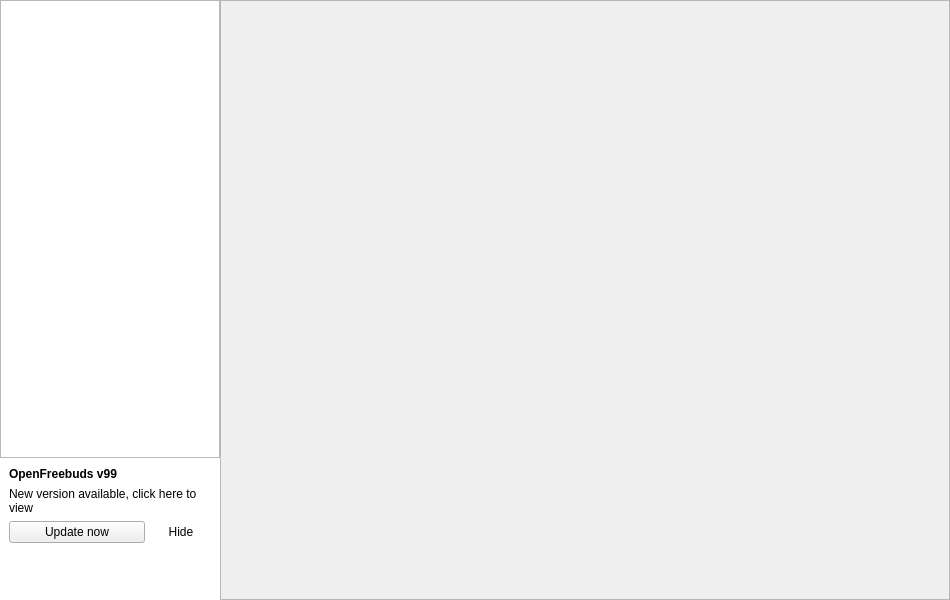
Before: the Qt Designer form openfreebuds_qt/designer/main_window.ui in melianmiko/OpenFreebuds, drawn with Qt 5.
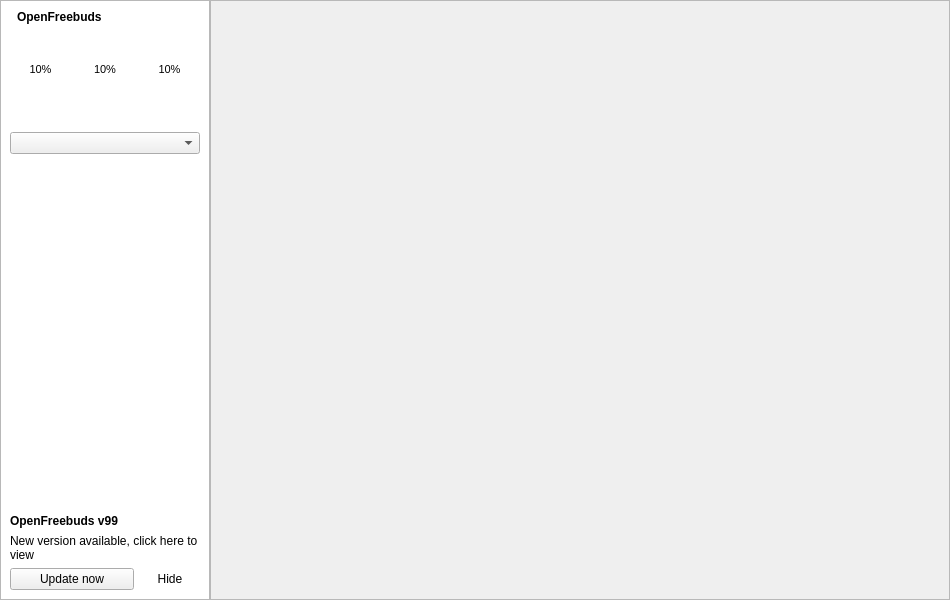
After: the same form once the commit is applied.

The edit to the form file:
```diff
--- a/openfreebuds_qt/designer/main_window.ui
+++ b/openfreebuds_qt/designer/main_window.ui
@@ -26,7 +26,7 @@
    <string notr="true">OpenFreebuds</string>
   </property>
   <property name="styleSheet">
-   <string notr="true">#side_panel, #tabs_list_content {
+   <string notr="true">#side_panel, #side_panel_content, #tabs_list_content {
 	background: palette(base);
 	border: none;
 }</string>
@@ -49,202 +49,793 @@
      <number>0</number>
     </property>
     <item>
-     <widget class="QWidget" name="side_panel" native="true">
+     <widget class="QScrollArea" name="scrollArea">
+      <property name="sizePolicy">
+       <sizepolicy hsizetype="Fixed" vsizetype="Expanding">
+        <horstretch>0</horstretch>
+        <verstretch>0</verstretch>
+       </sizepolicy>
+      </property>
       <property name="minimumSize">
        <size>
-        <width>220</width>
+        <width>210</width>
         <height>0</height>
        </size>
       </property>
       <property name="maximumSize">
        <size>
-        <width>220</width>
+        <width>210</width>
         <height>16777215</height>
        </size>
       </property>
-      <layout class="QVBoxLayout" name="verticalLayout">
-       <property name="spacing">
-        <number>0</number>
+      <property name="widgetResizable">
+       <bool>true</bool>
+      </property>
+      <widget class="QWidget" name="side_panel_content">
+       <property name="geometry">
+        <rect>
+         <x>0</x>
+         <y>0</y>
+         <width>208</width>
+         <height>598</height>
+        </rect>
        </property>
-       <property name="leftMargin">
-        <number>0</number>
+       <property name="sizePolicy">
+        <sizepolicy hsizetype="Expanding" vsizetype="Expanding">
+         <horstretch>0</horstretch>
+         <verstretch>0</verstretch>
+        </sizepolicy>
        </property>
-       <property name="topMargin">
-        <number>0</number>
+       <property name="minimumSize">
+        <size>
+         <width>0</width>
+         <height>0</height>
+        </size>
        </property>
-       <property name="rightMargin">
-        <number>0</number>
+       <property name="maximumSize">
+        <size>
+         <width>16777215</width>
+         <height>16777215</height>
+        </size>
        </property>
-       <property name="bottomMargin">
-        <number>0</number>
-       </property>
-       <item>
-        <widget class="QScrollArea" name="tabs_list">
-         <property name="minimumSize">
-          <size>
-           <width>0</width>
-           <height>0</height>
-          </size>
-         </property>
-         <property name="maximumSize">
-          <size>
-           <width>16777215</width>
-           <height>16777215</height>
-          </size>
-         </property>
-         <property name="autoFillBackground">
-          <bool>false</bool>
-         </property>
-         <property name="widgetResizable">
-          <bool>true</bool>
-         </property>
-         <widget class="QWidget" name="tabs_list_content">
-          <property name="geometry">
-           <rect>
-            <x>0</x>
-            <y>0</y>
-            <width>218</width>
-            <height>444</height>
-           </rect>
+       <layout class="QVBoxLayout" name="verticalLayout_2">
+        <property name="spacing">
+         <number>0</number>
+        </property>
+        <property name="leftMargin">
+         <number>0</number>
+        </property>
+        <property name="topMargin">
+         <number>0</number>
+        </property>
+        <property name="rightMargin">
+         <number>0</number>
+        </property>
+        <property name="bottomMargin">
+         <number>0</number>
+        </property>
+        <item>
+         <widget class="QWidget" name="widget" native="true">
+          <property name="sizePolicy">
+           <sizepolicy hsizetype="Preferred" vsizetype="Fixed">
+            <horstretch>0</horstretch>
+            <verstretch>0</verstretch>
+           </sizepolicy>
           </property>
-          <property name="autoFillBackground">
-           <bool>false</bool>
+          <property name="minimumSize">
+           <size>
+            <width>0</width>
+            <height>24</height>
+           </size>
           </property>
+          <layout class="QHBoxLayout" name="horizontalLayout_8">
+           <property name="leftMargin">
+            <number>16</number>
+           </property>
+           <property name="topMargin">
+            <number>4</number>
+           </property>
+           <property name="rightMargin">
+            <number>4</number>
+           </property>
+           <property name="bottomMargin">
+            <number>4</number>
+           </property>
+           <item>
+            <widget class="QLabel" name="device_name_view">
+             <property name="minimumSize">
+              <size>
+               <width>0</width>
+               <height>24</height>
+              </size>
+             </property>
+             <property name="maximumSize">
+              <size>
+               <width>16777215</width>
+               <height>24</height>
+              </size>
+             </property>
+             <property name="font">
+              <font>
+               <bold>true</bold>
+              </font>
+             </property>
+             <property name="text">
+              <string notr="true">OpenFreebuds</string>
+             </property>
+             <property name="alignment">
+              <set>Qt::AlignLeading|Qt::AlignLeft|Qt::AlignVCenter</set>
+             </property>
+            </widget>
+           </item>
+           <item>
+            <widget class="QPushButton" name="extra_options_button">
+             <property name="sizePolicy">
+              <sizepolicy hsizetype="Fixed" vsizetype="Fixed">
+               <horstretch>0</horstretch>
+               <verstretch>0</verstretch>
+              </sizepolicy>
+             </property>
+             <property name="minimumSize">
+              <size>
+               <width>24</width>
+               <height>24</height>
+              </size>
+             </property>
+             <property name="maximumSize">
+              <size>
+               <width>24</width>
+               <height>24</height>
+              </size>
+             </property>
+             <property name="styleSheet">
+              <string notr="true"> QPushButton::menu-indicator{width:0px;}</string>
+             </property>
+             <property name="text">
+              <string/>
+             </property>
+             <property name="iconSize">
+              <size>
+               <width>24</width>
+               <height>24</height>
+              </size>
+             </property>
+             <property name="flat">
+              <bool>true</bool>
+             </property>
+            </widget>
+           </item>
+          </layout>
          </widget>
-        </widget>
-       </item>
-       <item>
-        <widget class="QWidget" name="updater_root" native="true">
-         <property name="styleSheet">
-          <string notr="true"/>
-         </property>
-         <layout class="QGridLayout" name="gridLayout">
-          <item row="2" column="0" colspan="2">
-           <widget class="QLabel" name="updater_text">
-            <property name="text">
-             <string>New version available, click here to view</string>
-            </property>
-            <property name="wordWrap">
-             <bool>true</bool>
-            </property>
-           </widget>
-          </item>
-          <item row="1" column="0" colspan="2">
-           <widget class="QLabel" name="updater_header">
-            <property name="font">
-             <font>
-              <bold>true</bold>
-             </font>
-            </property>
-            <property name="text">
-             <string notr="true">OpenFreebuds v99</string>
-            </property>
-           </widget>
-          </item>
-          <item row="3" column="1">
-           <widget class="QPushButton" name="updater_hide">
-            <property name="sizePolicy">
-             <sizepolicy hsizetype="Fixed" vsizetype="Fixed">
-              <horstretch>0</horstretch>
-              <verstretch>0</verstretch>
-             </sizepolicy>
-            </property>
-            <property name="maximumSize">
-             <size>
-              <width>60</width>
-              <height>16777215</height>
-             </size>
-            </property>
-            <property name="text">
-             <string>Hide</string>
-            </property>
-            <property name="flat">
-             <bool>true</bool>
-            </property>
-           </widget>
-          </item>
-          <item row="3" column="0">
-           <widget class="QPushButton" name="update_button">
-            <property name="text">
-             <string>Update now</string>
-            </property>
-           </widget>
-          </item>
-         </layout>
-        </widget>
-       </item>
-       <item>
-        <widget class="QWidget" name="widget" native="true">
-         <property name="minimumSize">
-          <size>
-           <width>0</width>
-           <height>0</height>
-          </size>
-         </property>
-         <layout class="QHBoxLayout" name="horizontalLayout_2">
-          <property name="spacing">
-           <number>0</number>
+        </item>
+        <item>
+         <widget class="QWidget" name="control_root" native="true">
+          <property name="sizePolicy">
+           <sizepolicy hsizetype="Preferred" vsizetype="Fixed">
+            <horstretch>0</horstretch>
+            <verstretch>0</verstretch>
+           </sizepolicy>
           </property>
-          <property name="leftMargin">
-           <number>8</number>
+          <property name="minimumSize">
+           <size>
+            <width>0</width>
+            <height>0</height>
+           </size>
           </property>
-          <property name="topMargin">
-           <number>8</number>
+          <layout class="QVBoxLayout" name="verticalLayout">
+           <property name="spacing">
+            <number>0</number>
+           </property>
+           <property name="leftMargin">
+            <number>9</number>
+           </property>
+           <property name="topMargin">
+            <number>0</number>
+           </property>
+           <property name="rightMargin">
+            <number>9</number>
+           </property>
+           <property name="bottomMargin">
+            <number>9</number>
+           </property>
+           <item>
+            <widget class="QWidget" name="widget_2" native="true">
+             <layout class="QHBoxLayout" name="horizontalLayout_3">
+              <property name="spacing">
+               <number>4</number>
+              </property>
+              <property name="leftMargin">
+               <number>0</number>
+              </property>
+              <property name="topMargin">
+               <number>8</number>
+              </property>
+              <property name="rightMargin">
+               <number>0</number>
+              </property>
+              <property name="bottomMargin">
+               <number>8</number>
+              </property>
+              <item>
+               <widget class="QWidget" name="batt_l_root" native="true">
+                <property name="sizePolicy">
+                 <sizepolicy hsizetype="Preferred" vsizetype="Preferred">
+                  <horstretch>0</horstretch>
+                  <verstretch>0</verstretch>
+                 </sizepolicy>
+                </property>
+                <property name="minimumSize">
+                 <size>
+                  <width>0</width>
+                  <height>0</height>
+                 </size>
+                </property>
+                <property name="maximumSize">
+                 <size>
+                  <width>16777215</width>
+                  <height>16777215</height>
+                 </size>
+                </property>
+                <layout class="QVBoxLayout" name="verticalLayout_4">
+                 <property name="spacing">
+                  <number>6</number>
+                 </property>
+                 <property name="leftMargin">
+                  <number>0</number>
+                 </property>
+                 <property name="topMargin">
+                  <number>0</number>
+                 </property>
+                 <property name="rightMargin">
+                  <number>0</number>
+                 </property>
+                 <property name="bottomMargin">
+                  <number>0</number>
+                 </property>
+                 <item>
+                  <widget class="QWidget" name="widget_3" native="true">
+                   <layout class="QHBoxLayout" name="horizontalLayout_2">
+                    <property name="spacing">
+                     <number>0</number>
+                    </property>
+                    <property name="leftMargin">
+                     <number>0</number>
+                    </property>
+                    <property name="topMargin">
+                     <number>0</number>
+                    </property>
+                    <property name="rightMargin">
+                     <number>0</number>
+                    </property>
+                    <property name="bottomMargin">
+                     <number>0</number>
+                    </property>
+                    <item>
+                     <widget class="QLabel" name="batt_l_icon">
+                      <property name="sizePolicy">
+                       <sizepolicy hsizetype="Fixed" vsizetype="Minimum">
+                        <horstretch>0</horstretch>
+                        <verstretch>0</verstretch>
+                       </sizepolicy>
+                      </property>
+                      <property name="minimumSize">
+                       <size>
+                        <width>16</width>
+                        <height>16</height>
+                       </size>
+                      </property>
+                      <property name="maximumSize">
+                       <size>
+                        <width>16</width>
+                        <height>16</height>
+                       </size>
+                      </property>
+                      <property name="text">
+                       <string/>
+                      </property>
+                      <property name="alignment">
+                       <set>Qt::AlignCenter</set>
+                      </property>
+                     </widget>
+                    </item>
+                   </layout>
+                  </widget>
+                 </item>
+                 <item>
+                  <widget class="QLabel" name="batt_l_text">
+                   <property name="sizePolicy">
+                    <sizepolicy hsizetype="Expanding" vsizetype="Fixed">
+                     <horstretch>0</horstretch>
+                     <verstretch>0</verstretch>
+                    </sizepolicy>
+                   </property>
+                   <property name="minimumSize">
+                    <size>
+                     <width>32</width>
+                     <height>0</height>
+                    </size>
+                   </property>
+                   <property name="maximumSize">
+                    <size>
+                     <width>16777215</width>
+                     <height>16777215</height>
+                    </size>
+                   </property>
+                   <property name="font">
+                    <font>
+                     <pointsize>8</pointsize>
+                    </font>
+                   </property>
+                   <property name="toolTip">
+                    <string>Left headphone</string>
+                   </property>
+                   <property name="text">
+                    <string notr="true">10%</string>
+                   </property>
+                   <property name="alignment">
+                    <set>Qt::AlignCenter</set>
+                   </property>
+                  </widget>
+                 </item>
+                </layout>
+               </widget>
+              </item>
+              <item>
+               <widget class="QWidget" name="batt_r_root" native="true">
+                <property name="sizePolicy">
+                 <sizepolicy hsizetype="Preferred" vsizetype="Preferred">
+                  <horstretch>0</horstretch>
+                  <verstretch>0</verstretch>
+                 </sizepolicy>
+                </property>
+                <property name="minimumSize">
+                 <size>
+                  <width>0</width>
+                  <height>0</height>
+                 </size>
+                </property>
+                <property name="maximumSize">
+                 <size>
+                  <width>16777215</width>
+                  <height>16777215</height>
+                 </size>
+                </property>
+                <layout class="QVBoxLayout" name="verticalLayout_5">
+                 <property name="spacing">
+                  <number>6</number>
+                 </property>
+                 <property name="leftMargin">
+                  <number>0</number>
+                 </property>
+                 <property name="topMargin">
+                  <number>0</number>
+                 </property>
+                 <property name="rightMargin">
+                  <number>0</number>
+                 </property>
+                 <property name="bottomMargin">
+                  <number>0</number>
+                 </property>
+                 <item>
+                  <widget class="QWidget" name="widget_4" native="true">
+                   <layout class="QHBoxLayout" name="horizontalLayout_5">
+                    <property name="spacing">
+                     <number>0</number>
+                    </property>
+                    <property name="leftMargin">
+                     <number>0</number>
+                    </property>
+                    <property name="topMargin">
+                     <number>0</number>
+                    </property>
+                    <property name="rightMargin">
+                     <number>0</number>
+                    </property>
+                    <property name="bottomMargin">
+                     <number>0</number>
+                    </property>
+                    <item>
+                     <widget class="QLabel" name="batt_r_icon">
+                      <property name="sizePolicy">
+                       <sizepolicy hsizetype="Fixed" vsizetype="Minimum">
+                        <horstretch>0</horstretch>
+                        <verstretch>0</verstretch>
+                       </sizepolicy>
+                      </property>
+                      <property name="minimumSize">
+                       <size>
+                        <width>16</width>
+                        <height>16</height>
+                       </size>
+                      </property>
+                      <property name="maximumSize">
+                       <size>
+                        <width>16</width>
+                        <height>16777215</height>
+                       </size>
+                      </property>
+                      <property name="text">
+                       <string/>
+                      </property>
+                      <property name="alignment">
+                       <set>Qt::AlignCenter</set>
+                      </property>
+                     </widget>
+                    </item>
+                   </layout>
+                  </widget>
+                 </item>
+                 <item>
+                  <widget class="QLabel" name="batt_r_text">
+                   <property name="sizePolicy">
+                    <sizepolicy hsizetype="Expanding" vsizetype="Fixed">
+                     <horstretch>0</horstretch>
+                     <verstretch>0</verstretch>
+                    </sizepolicy>
+                   </property>
+                   <property name="minimumSize">
+                    <size>
+                     <width>32</width>
+                     <height>0</height>
+                    </size>
+                   </property>
+                   <property name="maximumSize">
+                    <size>
+                     <width>16777215</width>
+                     <height>16777215</height>
+                    </size>
+                   </property>
+                   <property name="font">
+                    <font>
+                     <pointsize>8</pointsize>
+                    </font>
+                   </property>
+                   <property name="toolTip">
+                    <string>Right headphone</string>
+                   </property>
+                   <property name="text">
+                    <string notr="true">10%</string>
+                   </property>
+                   <property name="alignment">
+                    <set>Qt::AlignCenter</set>
+                   </property>
+                  </widget>
+                 </item>
+                </layout>
+               </widget>
+              </item>
+              <item>
+               <widget class="QWidget" name="batt_c_root" native="true">
+                <property name="sizePolicy">
+                 <sizepolicy hsizetype="Preferred" vsizetype="Preferred">
+                  <horstretch>0</horstretch>
+                  <verstretch>0</verstretch>
+                 </sizepolicy>
+                </property>
+                <property name="minimumSize">
+                 <size>
+                  <width>0</width>
+                  <height>0</height>
+                 </size>
+                </property>
+                <property name="maximumSize">
+                 <size>
+                  <width>16777215</width>
+                  <height>16777215</height>
+                 </size>
+                </property>
+                <layout class="QVBoxLayout" name="verticalLayout_3">
+                 <property name="spacing">
+                  <number>6</number>
+                 </property>
+                 <property name="leftMargin">
+                  <number>0</number>
+                 </property>
+                 <property name="topMargin">
+                  <number>0</number>
+                 </property>
+                 <property name="rightMargin">
+                  <number>0</number>
+                 </property>
+                 <property name="bottomMargin">
+                  <number>0</number>
+                 </property>
+                 <item>
+                  <widget class="QWidget" name="widget_5" native="true">
+                   <layout class="QHBoxLayout" name="horizontalLayout_6">
+                    <property name="spacing">
+                     <number>0</number>
+                    </property>
+                    <property name="leftMargin">
+                     <number>0</number>
+                    </property>
+                    <property name="topMargin">
+                     <number>0</number>
+                    </property>
+                    <property name="rightMargin">
+                     <number>0</number>
+                    </property>
+                    <property name="bottomMargin">
+                     <number>0</number>
+                    </property>
+                    <item>
+                     <widget class="QLabel" name="batt_c_icon">
+                      <property name="sizePolicy">
+                       <sizepolicy hsizetype="Fixed" vsizetype="Minimum">
+                        <horstretch>0</horstretch>
+                        <verstretch>0</verstretch>
+                       </sizepolicy>
+                      </property>
+                      <property name="minimumSize">
+                       <size>
+                        <width>16</width>
+                        <height>16</height>
+                       </size>
+                      </property>
+                      <property name="maximumSize">
+                       <size>
+                        <width>16</width>
+                        <height>16</height>
+                       </size>
+                      </property>
+                      <property name="text">
+                       <string/>
+                      </property>
+                      <property name="alignment">
+                       <set>Qt::AlignCenter</set>
+                      </property>
+                     </widget>
+                    </item>
+                   </layout>
+                  </widget>
+                 </item>
+                 <item>
+                  <widget class="QLabel" name="batt_c_text">
+                   <property name="sizePolicy">
+                    <sizepolicy hsizetype="Expanding" vsizetype="Fixed">
+                     <horstretch>0</horstretch>
+                     <verstretch>0</verstretch>
+                    </sizepolicy>
+                   </property>
+                   <property name="minimumSize">
+                    <size>
+                     <width>32</width>
+                     <height>0</height>
+                    </size>
+                   </property>
+                   <property name="maximumSize">
+                    <size>
+                     <width>16777215</width>
+                     <height>16777215</height>
+                    </size>
+                   </property>
+                   <property name="font">
+                    <font>
+                     <pointsize>8</pointsize>
+                    </font>
+                   </property>
+                   <property name="toolTip">
+                    <string>Battery level</string>
+                   </property>
+                   <property name="text">
+                    <string notr="true">10%</string>
+                   </property>
+                   <property name="alignment">
+                    <set>Qt::AlignCenter</set>
+                   </property>
+                  </widget>
+                 </item>
+                </layout>
+               </widget>
+              </item>
+             </layout>
+            </widget>
+           </item>
+           <item>
+            <widget class="QWidget" name="anc_root" native="true">
+             <property name="minimumSize">
+              <size>
+               <width>0</width>
+               <height>48</height>
+              </size>
+             </property>
+             <layout class="QHBoxLayout" name="horizontalLayout_4">
+              <property name="spacing">
+               <number>0</number>
+              </property>
+              <property name="leftMargin">
+               <number>0</number>
+              </property>
+              <property name="topMargin">
+               <number>0</number>
+              </property>
+              <property name="rightMargin">
+               <number>0</number>
+              </property>
+              <property name="bottomMargin">
+               <number>0</number>
+              </property>
+              <item>
+               <widget class="QPushButton" name="anc_on">
+                <property name="sizePolicy">
+                 <sizepolicy hsizetype="Minimum" vsizetype="Expanding">
+                  <horstretch>0</horstretch>
+                  <verstretch>0</verstretch>
+                 </sizepolicy>
+                </property>
+                <property name="toolTip">
+                 <string>Cancellation</string>
+                </property>
+                <property name="text">
+                 <string notr="true"/>
+                </property>
+                <property name="iconSize">
+                 <size>
+                  <width>48</width>
+                  <height>48</height>
+                 </size>
+                </property>
+                <property name="checkable">
+                 <bool>true</bool>
+                </property>
+                <property name="flat">
+                 <bool>true</bool>
+                </property>
+               </widget>
+              </item>
+              <item>
+               <widget class="QPushButton" name="anc_off">
+                <property name="sizePolicy">
+                 <sizepolicy hsizetype="Minimum" vsizetype="Expanding">
+                  <horstretch>0</horstretch>
+                  <verstretch>0</verstretch>
+                 </sizepolicy>
+                </property>
+                <property name="toolTip">
+                 <string>Disable noise control</string>
+                </property>
+                <property name="text">
+                 <string notr="true"/>
+                </property>
+                <property name="iconSize">
+                 <size>
+                  <width>48</width>
+                  <height>48</height>
+                 </size>
+                </property>
+                <property name="checkable">
+                 <bool>true</bool>
+                </property>
+                <property name="flat">
+                 <bool>true</bool>
+                </property>
+               </widget>
+              </item>
+              <item>
+               <widget class="QPushButton" name="anc_awr">
+                <property name="sizePolicy">
+                 <sizepolicy hsizetype="Minimum" vsizetype="Expanding">
+                  <horstretch>0</horstretch>
+                  <verstretch>0</verstretch>
+                 </sizepolicy>
+                </property>
+                <property name="toolTip">
+                 <string>Awareness</string>
+                </property>
+                <property name="text">
+                 <string notr="true"/>
+                </property>
+                <property name="iconSize">
+                 <size>
+                  <width>48</width>
+                  <height>48</height>
+                 </size>
+                </property>
+                <property name="checkable">
+                 <bool>true</bool>
+                </property>
+                <property name="flat">
+                 <bool>true</bool>
+                </property>
+               </widget>
+              </item>
+             </layout>
+            </widget>
+           </item>
+           <item>
+            <widget class="QComboBox" name="anc_level">
+             <property name="maximumSize">
+              <size>
+               <width>16777215</width>
+               <height>16777215</height>
+              </size>
+             </property>
+             <property name="frame">
+              <bool>true</bool>
+             </property>
+            </widget>
+           </item>
+          </layout>
+         </widget>
+        </item>
+        <item>
+         <widget class="QWidget" name="tabs_list_content" native="true"/>
+        </item>
+        <item>
+         <spacer name="verticalSpacer">
+          <property name="orientation">
+           <enum>Qt::Vertical</enum>
           </property>
-          <property name="rightMargin">
-           <number>8</number>
+          <property name="sizeHint" stdset="0">
+           <size>
+            <width>20</width>
+            <height>40</height>
+           </size>
           </property>
-          <property name="bottomMargin">
-           <number>8</number>
+         </spacer>
+        </item>
+        <item>
+         <widget class="QWidget" name="updater_root" native="true">
+          <property name="styleSheet">
+           <string notr="true"/>
           </property>
-          <item>
-           <widget class="QPushButton" name="extra_options_button">
-            <property name="minimumSize">
-             <size>
-              <width>0</width>
-              <height>32</height>
-             </size>
-            </property>
-            <property name="maximumSize">
-             <size>
-              <width>16777215</width>
-              <height>32</height>
-             </size>
-            </property>
-            <property name="styleSheet">
-             <string notr="true"> QPushButton::menu-indicator{width:0px;}</string>
-            </property>
-            <property name="text">
-             <string/>
-            </property>
-            <property name="iconSize">
-             <size>
-              <width>24</width>
-              <height>24</height>
-             </size>
-            </property>
-            <property name="flat">
-             <bool>true</bool>
-            </property>
-           </widget>
-          </item>
-          <item>
-           <spacer name="horizontalSpacer">
-            <property name="orientation">
-             <enum>Qt::Horizontal</enum>
-            </property>
-            <property name="sizeHint" stdset="0">
-             <size>
-              <width>40</width>
-              <height>20</height>
-             </size>
-            </property>
-           </spacer>
-          </item>
-         </layout>
-        </widget>
-       </item>
-      </layout>
+          <layout class="QGridLayout" name="gridLayout">
+           <item row="2" column="0" colspan="2">
+            <widget class="QLabel" name="updater_text">
+             <property name="text">
+              <string>New version available, click here to view</string>
+             </property>
+             <property name="wordWrap">
+              <bool>true</bool>
+             </property>
+            </widget>
+           </item>
+           <item row="1" column="0" colspan="2">
+            <widget class="QLabel" name="updater_header">
+             <property name="font">
+              <font>
+               <bold>true</bold>
+              </font>
+             </property>
+             <property name="text">
+              <string notr="true">OpenFreebuds v99</string>
+             </property>
+            </widget>
+           </item>
+           <item row="3" column="1">
+            <widget class="QPushButton" name="updater_hide">
+             <property name="sizePolicy">
+              <sizepolicy hsizetype="Fixed" vsizetype="Fixed">
+               <horstretch>0</horstretch>
+               <verstretch>0</verstretch>
+              </sizepolicy>
+             </property>
+             <property name="maximumSize">
+              <size>
+               <width>60</width>
+               <height>16777215</height>
+              </size>
+             </property>
+             <property name="text">
+              <string>Hide</string>
+             </property>
+             <property name="flat">
+              <bool>true</bool>
+             </property>
+            </widget>
+           </item>
+           <item row="3" column="0">
+            <widget class="QPushButton" name="update_button">
+             <property name="text">
+              <string>Update now</string>
+             </property>
+            </widget>
+           </item>
+          </layout>
+         </widget>
+        </item>
+       </layout>
+      </widget>
      </widget>
     </item>
     <item>
@@ -263,7 +854,7 @@
         <rect>
          <x>0</x>
          <y>0</y>
-         <width>728</width>
+         <width>738</width>
          <height>598</height>
         </rect>
        </property>
```
